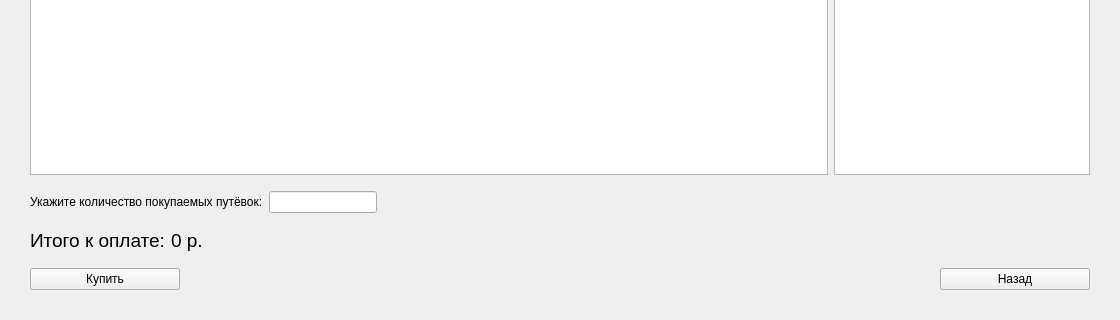
Qt form gui/ticketpurchasewindow.ui (rkv04/test) before a commit; both pictures show x 0 to 1120 and y 449 to 769 of the 1120 by 769 pixel window.
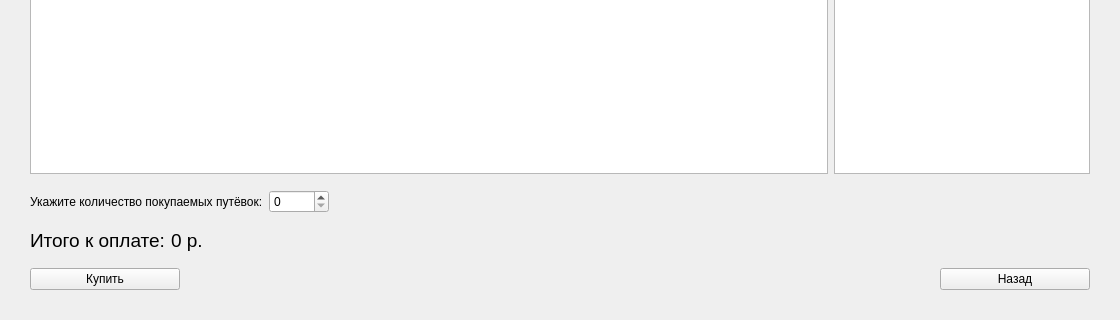
The same form after that commit.

Diff of the .ui file:
```diff
--- a/gui/ticketpurchasewindow.ui
+++ b/gui/ticketpurchasewindow.ui
@@ -367,12 +367,15 @@
       </widget>
      </item>
      <item>
-      <widget class="QLineEdit" name="countEdit">
-       <property name="sizePolicy">
-        <sizepolicy hsizetype="Preferred" vsizetype="Fixed">
-         <horstretch>0</horstretch>
-         <verstretch>0</verstretch>
-        </sizepolicy>
+      <widget class="QSpinBox" name="quantitySpinBox">
+       <property name="minimumSize">
+        <size>
+         <width>60</width>
+         <height>0</height>
+        </size>
+       </property>
+       <property name="maximum">
+        <number>10</number>
        </property>
       </widget>
      </item>
```
